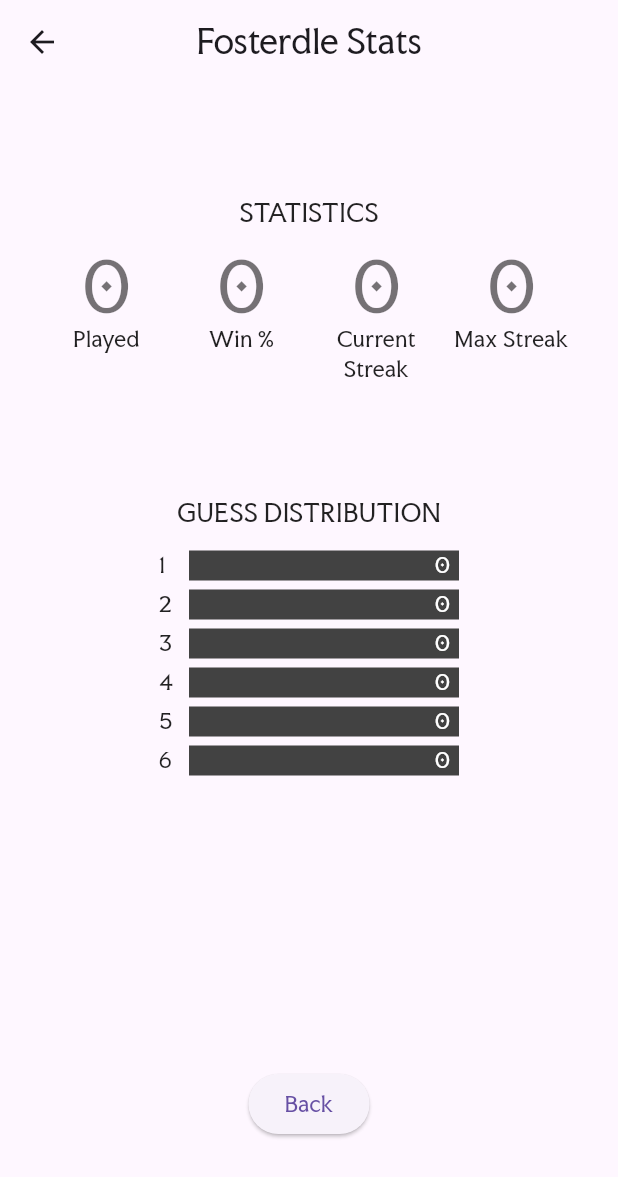
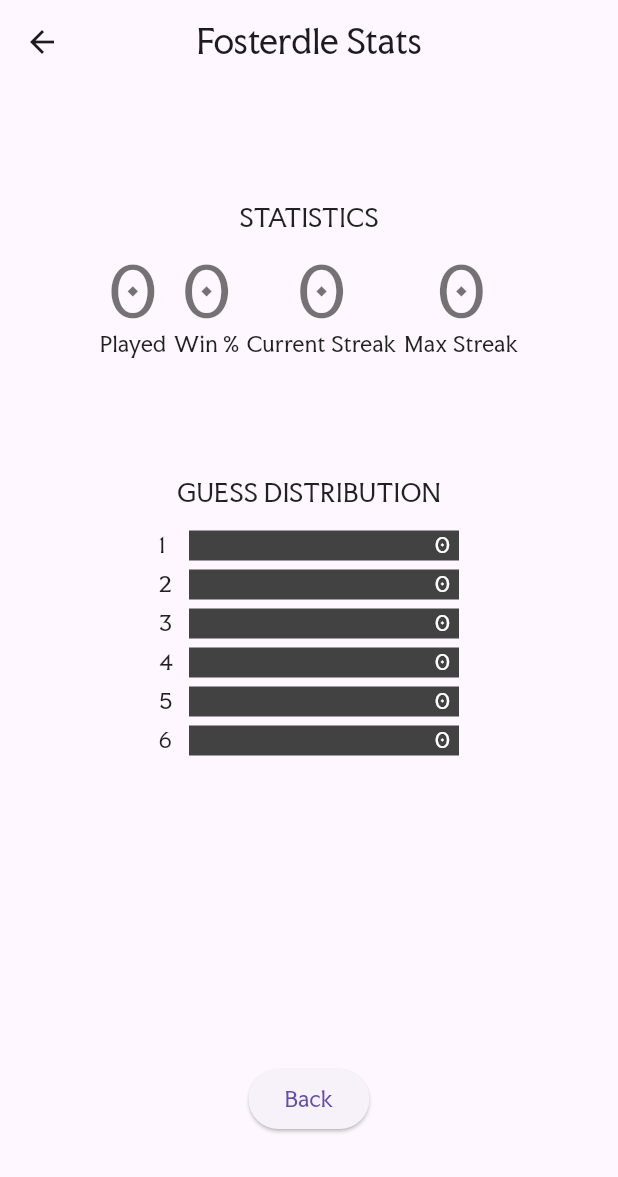
Before and after one commit to josh2112/fft_games, a Flutter app: the StatsPage screen opened by its route, on a phone screen of 412 x 824 dp. Shown: the top 1177 px of the screen. Run offline on Flutter 3.47's test engine with Material 3 defaults, Android fonts, the light colour scheme and no system bars; our stand-ins replace confetti, go_router, shared_preferences; missing offline and left inert: defer_pointer, fft_games_lib, svg_path_parser; accounts and stored records are empty; project files that could hold a hidden picture were left out.

Commit message:
Fixed sizing problems with fosteroes stats

```diff
--- a/lib/utils/stats_widget.dart
+++ b/lib/utils/stats_widget.dart
@@ -5,14 +5,12 @@
   const StatsWidget(this.label, this.value, {super.key});
 
   @override
-  Widget build(BuildContext context) => SizedBox(
-    width: 85,
-    child: Column(
-      mainAxisAlignment: MainAxisAlignment.start,
-      children: [
-        Text(value, style: TextTheme.of(context).displayMedium),
-        Text(label, textAlign: TextAlign.center),
-      ],
-    ),
+  Widget build(BuildContext context) => Column(
+    mainAxisAlignment: MainAxisAlignment.start,
+    crossAxisAlignment: .center,
+    children: [
+      Text(value, style: TextTheme.of(context).displayMedium),
+      Text(label, textAlign: TextAlign.center),
+    ],
   );
 }
```
Also changed, not shown: lib/games/fosteroes/stats_page.dart (+14 -3 lines).
